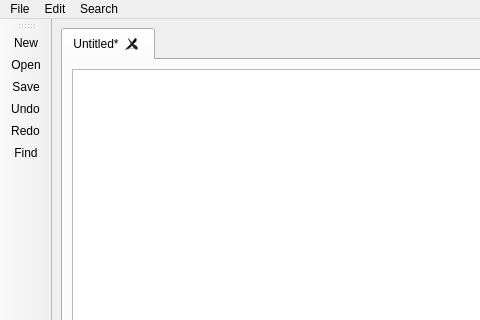
Qt form src/assets/main.ui (Nibba2018/Inkpad) before a commit; both pictures show x 0 to 480 and y 0 to 320 of the 800 by 600 pixel window.
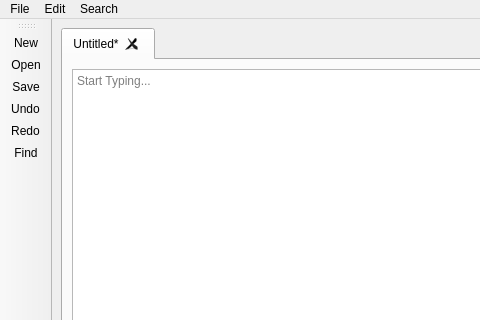
The same form after that commit. Icons and pictures are not drawn.

The edit to the form file:
```diff
--- a/src/assets/main.ui
+++ b/src/assets/main.ui
@@ -67,9 +67,6 @@
           <property name="documentTitle">
            <string/>
           </property>
-          <property name="plainText">
-           <string/>
-          </property>
           <property name="overwriteMode">
            <bool>false</bool>
           </property>
@@ -77,7 +74,7 @@
            <bool>false</bool>
           </property>
           <property name="placeholderText">
-           <string>Start Typing....</string>
+           <string>Start Typing...</string>
           </property>
          </widget>
         </item>
```
